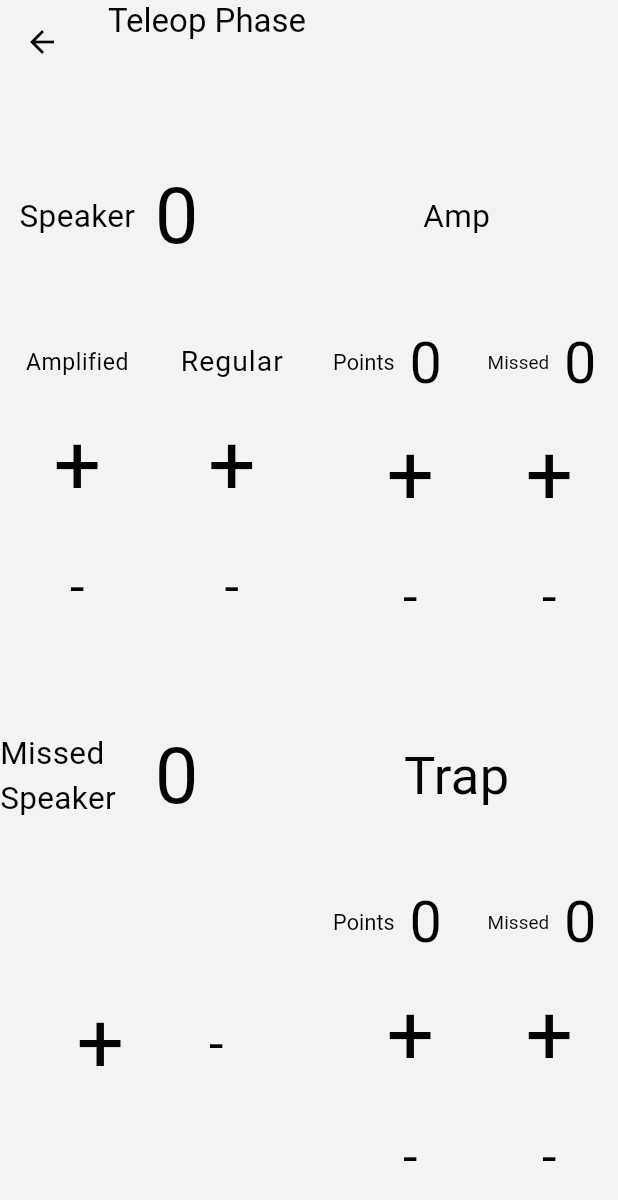
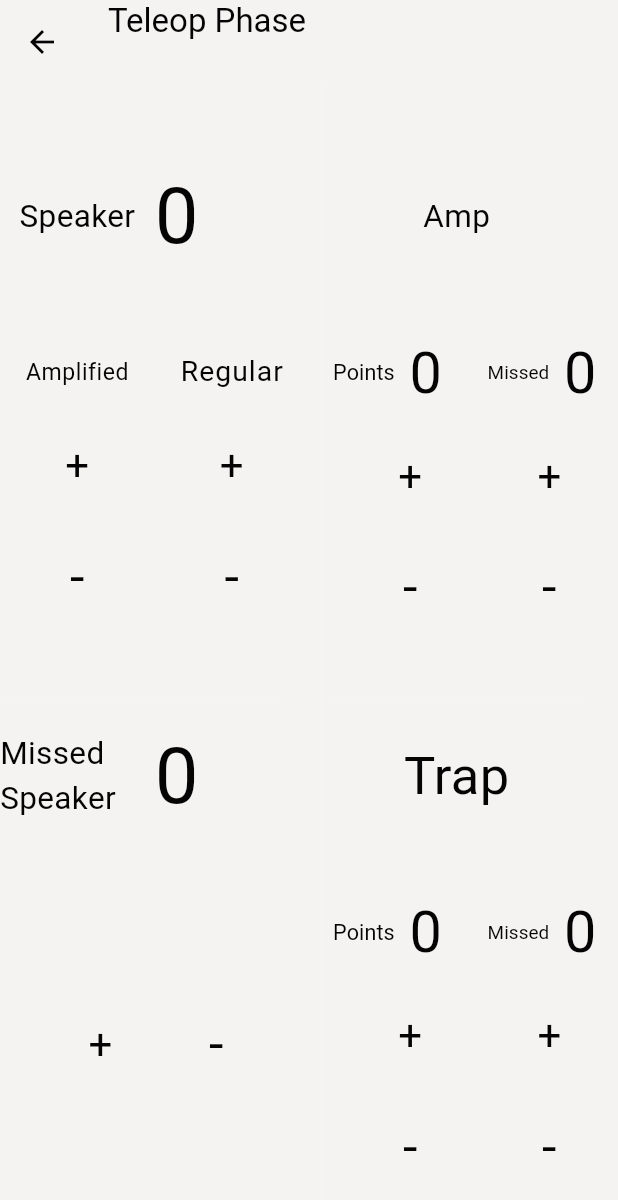
Before and after one commit to john-xu-1/frc1148_2023_scouting_app, a Flutter app: the TeleopForm screen opened directly with empty values, on a phone screen of 412 x 824 dp. Shown: the top 1200 px of the screen. Run offline on Flutter 3.47's test engine with Material 3 defaults, Android fonts, the phone set to English and light mode, and no system bars; missing offline and left inert: gsheets; key blocks and very long unbroken strings in the code were emptied for the run.

Commit message:
changed '+' textscalefactor to 2

```diff
--- a/lib/teleop_form.dart
+++ b/lib/teleop_form.dart
@@ -202,7 +202,7 @@ void _minus (score){
                               style: IconButton.styleFrom(
                                   minimumSize: Size(width/2, height/10),
                                 ),
-                              icon: const Text('+',textScaleFactor: 4,)
+                              icon: const Text('+',textScaleFactor: 2,)
                             ) ,
                             IconButton(
                               onPressed: () {
@@ -233,7 +233,7 @@ void _minus (score){
                                 style: IconButton.styleFrom(
                                   minimumSize: Size(width/2, height/10),
                                 ),
-                              icon: const Text('+',textScaleFactor: 4,)
+                              icon: const Text('+',textScaleFactor: 2,)
                             ),
                             IconButton (
                                 onPressed: () {
@@ -279,7 +279,7 @@ void _minus (score){
                             style: IconButton.styleFrom(
                                 minimumSize: Size(width/4, height/10),
                               ),
-                              icon: const Text('+',textScaleFactor: 4,)
+                              icon: const Text('+',textScaleFactor: 2,)
                           ) ,
                           ButtonTheme(
                             minWidth: width/14,
@@ -344,7 +344,7 @@ void _minus (score){
                               style: IconButton.styleFrom(
                                   minimumSize: Size(width/2, height/10),
                                 ),
-                              icon: const Text('+',textScaleFactor: 4,)
+                              icon: const Text('+',textScaleFactor: 2,)
                             ) ,
                             IconButton(
                               onPressed: () {
@@ -376,7 +376,7 @@ void _minus (score){
                                 style: IconButton.styleFrom(
                                   minimumSize: Size(width/8, height/10),
                                 ),
-                              icon: const Text('+',textScaleFactor: 4,)
+                              icon: const Text('+',textScaleFactor: 2,)
                             ),
                             IconButton (
                                 onPressed: () {
@@ -428,7 +428,7 @@ void _minus (score){
                             style: IconButton.styleFrom(
                                 minimumSize: Size(width/5, height/10),
                               ),
-                              icon: const Text('+',textScaleFactor: 4,)
+                              icon: const Text('+',textScaleFactor: 2,)
                           ) ,
                           ButtonTheme(
                             minWidth: width/14,
@@ -467,7 +467,7 @@ void _minus (score){
                                 style: IconButton.styleFrom(
                                   minimumSize: Size(width/5, height/10),
                                 ),
-                              icon: const Text('+',textScaleFactor: 4,)
+                              icon: const Text('+',textScaleFactor: 2,)
                             ),
                             IconButton (
                                 onPressed: () {
```
